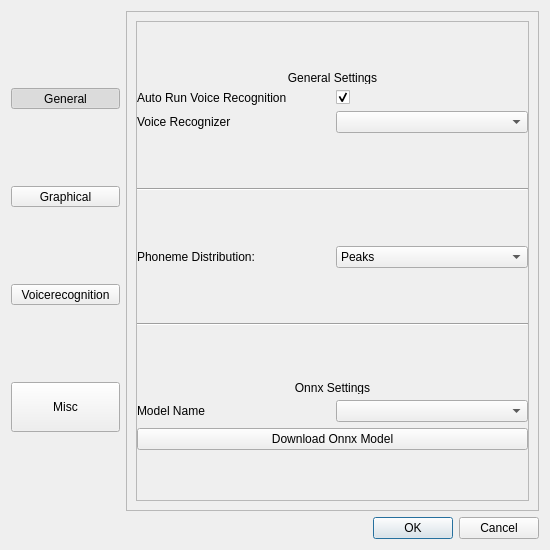
First picture: the form in rsrc/settings.ui, repository steveway/papagayo-ng, before the edit.
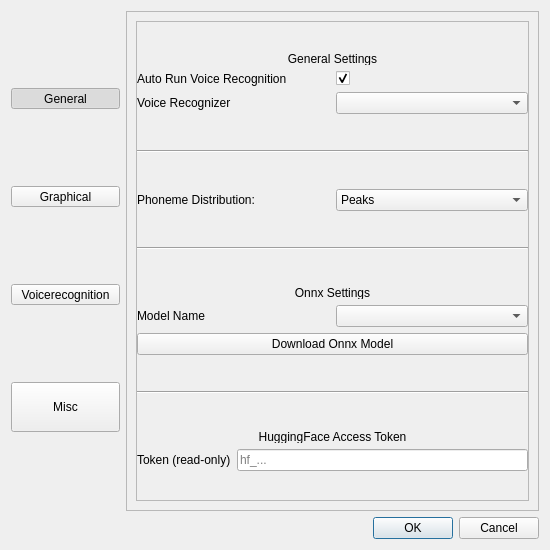
Second picture: the form after the edit. Icons and pictures are not drawn.

The edit to the form file:
```diff
--- a/rsrc/settings.ui
+++ b/rsrc/settings.ui
@@ -776,6 +776,56 @@
               </item>
              </layout>
             </item>
+            <item>
+             <widget class="Line" name="line_3">
+              <property name="orientation">
+               <enum>Qt::Orientation::Horizontal</enum>
+              </property>
+             </widget>
+            </item>
+            <item>
+             <layout class="QGridLayout" name="hf_token_controls">
+              <item row="0" column="0" colspan="2">
+               <widget class="QLabel" name="label_15">
+                <property name="sizePolicy">
+                 <sizepolicy hsizetype="Preferred" vsizetype="Minimum">
+                  <horstretch>0</horstretch>
+                  <verstretch>0</verstretch>
+                 </sizepolicy>
+                </property>
+                <property name="maximumSize">
+                 <size>
+                  <width>16777215</width>
+                  <height>13</height>
+                 </size>
+                </property>
+                <property name="text">
+                 <string>HuggingFace Access Token</string>
+                </property>
+                <property name="alignment">
+                 <set>Qt::AlignmentFlag::AlignCenter</set>
+                </property>
+               </widget>
+              </item>
+              <item row="1" column="0">
+               <widget class="QLabel" name="label_16">
+                <property name="text">
+                 <string>Token (read-only)</string>
+                </property>
+               </widget>
+              </item>
+              <item row="1" column="1">
+               <widget class="QLineEdit" name="hf_token">
+                <property name="echoMode">
+                 <enum>QLineEdit::EchoMode::Password</enum>
+                </property>
+                <property name="placeholderText">
+                 <string>hf_...</string>
+                </property>
+               </widget>
+              </item>
+             </layout>
+            </item>
            </layout>
           </widget>
          </widget>
```
